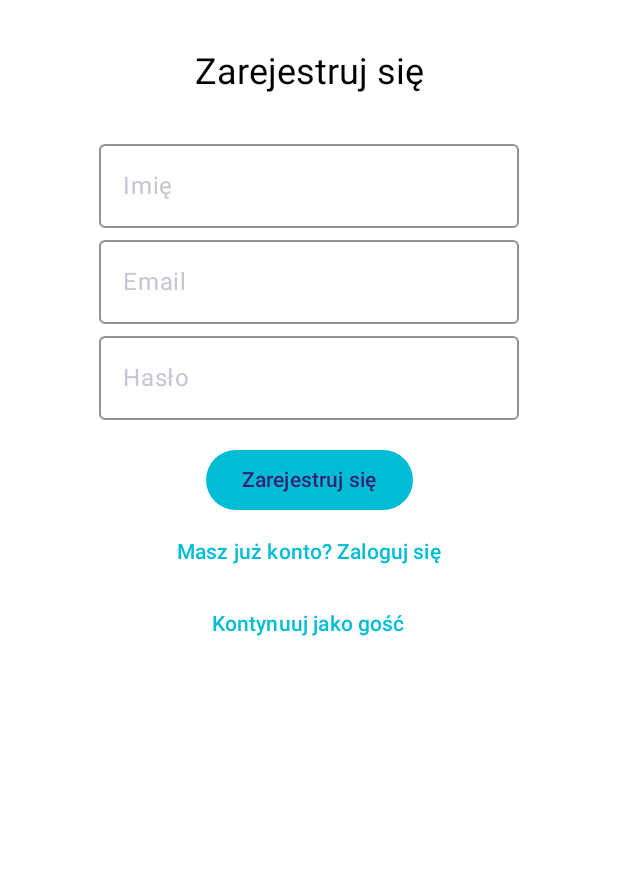
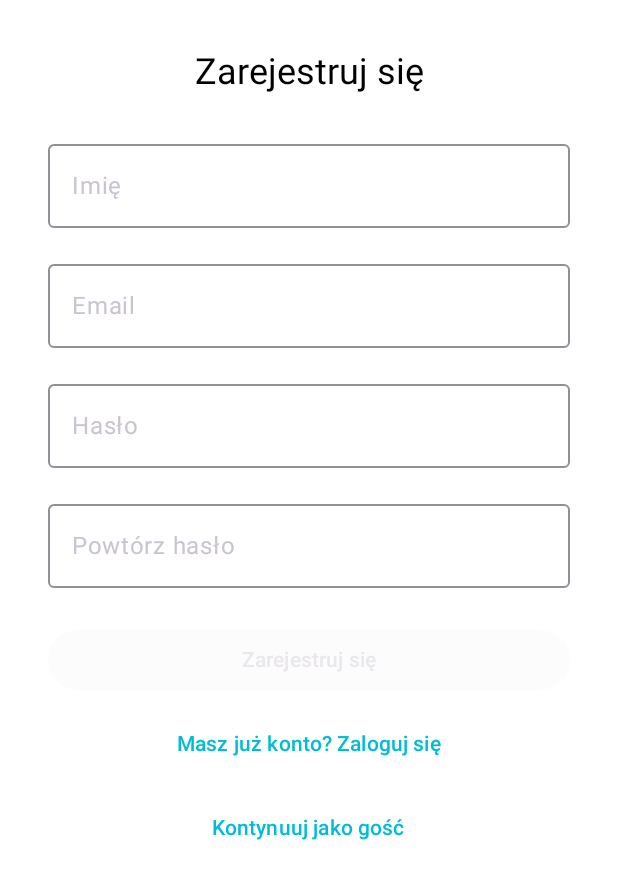
Before and after one commit to takiktoS03/PP-Multimedia, an Android app built with Jetpack Compose: the screen it shows after launch (MainActivity), after a tap on "Nie masz konta? Zarejestruj się", on a phone screen of 412 x 824 dp. Shown: the top 879 px of the screen. Run offline under Robolectric (Android 15) with nearby library versions, the phone set to English and light mode, and no system bars; our stand-ins replace Dagger/Hilt's generated code, Firebase (no records; nobody signed in at launch, a user with empty details on screens opened directly); 2 other taps on this screen came first.

Commit message:
dodanie działającej rejestracji i wraz z walidacja

```diff
--- /dev/null
+++ b/Aplikacja mobilna/app/src/main/java/com/example/multimedia/ui/login/LoginFragment.kt
@@ -0,0 +1,4 @@
+package com.example.multimedia.ui.login
+
+class LoginFragment {
+}
--- /dev/null
+++ b/Aplikacja mobilna/app/src/main/java/com/example/multimedia/ui/login/LoginViewModel.kt
@@ -0,0 +1,4 @@
+package com.example.multimedia.ui.login
+
+class LoginViewModel {
+}
--- a/Aplikacja mobilna/app/src/main/java/com/example/multimedia/ui/pages/LoginScreen.kt
+++ b/Aplikacja mobilna/app/src/main/java/com/example/multimedia/ui/pages/LoginScreen.kt
@@ -10,128 +10,191 @@ import androidx.compose.ui.text.input.PasswordVisualTransformation
 import androidx.compose.ui.unit.dp
 import com.google.firebase.auth.FirebaseAuth
 import com.google.firebase.firestore.FirebaseFirestore
-import com.google.firebase.firestore.FieldValue
-import com.google.firebase.Timestamp
-import com.google.firebase.firestore.FirebaseFirestoreSettings
+import java.security.MessageDigest
 
 @Composable
 fun LoginScreen(
     onLoginSuccess: () -> Unit,
     onContinueAsGuest: () -> Unit
 ) {
-    var email by remember { mutableStateOf("") }
-    var password by remember { mutableStateOf("") }
-    var name by remember { mutableStateOf("") }
-    var isRegistering by remember { mutableStateOf(false) }
-    var error by remember { mutableStateOf<String?>(null) }
+    var email               by remember { mutableStateOf("") }
+    var password            by remember { mutableStateOf("") }
+    var confirmPassword     by remember { mutableStateOf("") }
+    var name                by remember { mutableStateOf("") }
+    var isRegistering       by remember { mutableStateOf(false) }
+    var error               by remember { mutableStateOf<String?>(null) }
+
+    // regex imienia: zaczyna się od wielkiej, tylko litery
+    val nameRegex     = remember { "^[A-Z][a-zA-Z]*\$".toRegex() }
+    // regex hasła: min. 8 znaków, co najmniej jedna duża i jedna mała litera
+    val passwordRegex = remember { "^(?=.*[a-z])(?=.*[A-Z]).{8,}\$".toRegex() }
+
+    // walidacje
+    val isEmailValid      = remember(email)    { android.util.Patterns.EMAIL_ADDRESS.matcher(email).matches() }
+    val isNameValid       = remember(name)     { nameRegex.matches(name) }
+    val isPasswordValid   = remember(password) { passwordRegex.matches(password) }
+    val doPasswordsMatch  = remember(password, confirmPassword) { password == confirmPassword }
 
     Column(
-        modifier = Modifier
+        modifier            = Modifier
             .fillMaxSize()
             .padding(32.dp),
         verticalArrangement = Arrangement.Top,
         horizontalAlignment = Alignment.CenterHorizontally
     ) {
         Text(
-            if (isRegistering) "Zarejestruj się" else "Zaloguj się",
+            text  = if (isRegistering) "Zarejestruj się" else "Zaloguj się",
             style = MaterialTheme.typography.headlineSmall
         )
-
         Spacer(modifier = Modifier.height(24.dp))
 
         if (isRegistering) {
             OutlinedTextField(
-                value = name,
+                value     = name,
                 onValueChange = { name = it },
-                label = { Text("Imię") }
+                label     = { Text("Imię") },
+                isError   = name.isNotEmpty() && !isNameValid,
+                modifier  = Modifier.fillMaxWidth()
             )
+            if (name.isNotEmpty() && !isNameValid) {
+                Text(
+                    text  = "Imię musi zaczynać się od wielkiej litery i zawierać tylko litery",
+                    color = MaterialTheme.colorScheme.error,
+                    style = MaterialTheme.typography.bodySmall
+                )
+            }
+            Spacer(modifier = Modifier.height(16.dp))
         }
 
         OutlinedTextField(
-            value = email,
-            onValueChange = { email = it },
-            label = { Text("Email") }
+            value          = email,
+            onValueChange  = { email = it },
+            label          = { Text("Email") },
+            isError        = email.isNotEmpty() && !isEmailValid,
+            modifier       = Modifier.fillMaxWidth()
         )
+        if (email.isNotEmpty() && !isEmailValid) {
+            Text(
+                text  = "Podaj poprawny adres e-mail",
+                color = MaterialTheme.colorScheme.error,
+                style = MaterialTheme.typography.bodySmall
+            )
+        }
+        Spacer(modifier = Modifier.height(16.dp))
 
         OutlinedTextField(
-            value = password,
-            onValueChange = { password = it },
-            label = { Text("Hasło") },
-            visualTransformation = PasswordVisualTransformation()
+            value              = password,
+            onValueChange      = { password = it },
+            label              = { Text("Hasło") },
+            visualTransformation = PasswordVisualTransformation(),
+            isError            = isRegistering && password.isNotEmpty() && !isPasswordValid,
+            modifier           = Modifier.fillMaxWidth()
         )
-
+        if (isRegistering && password.isNotEmpty() && !isPasswordValid) {
+            Text(
+                text  = "Hasło musi mieć min. 8 znaków, jedną dużą i jedną małą literę",
+                color = MaterialTheme.colorScheme.error,
+                style = MaterialTheme.typography.bodySmall
+            )
+        }
         Spacer(modifier = Modifier.height(16.dp))
 
         if (isRegistering) {
-            Button(onClick = {
-                if (email.isBlank() || password.isBlank() || name.isBlank()) {
-                    error = "Wprowadź imię, email i hasło"
-                    return@Button
+            OutlinedTextField(
+                value              = confirmPassword,
+                onValueChange      = { confirmPassword = it },
+                label              = { Text("Powtórz hasło") },
+                visualTransformation = PasswordVisualTransformation(),
+                isError            = confirmPassword.isNotEmpty() && !doPasswordsMatch,
+                modifier           = Modifier.fillMaxWidth()
+            )
+            if (confirmPassword.isNotEmpty() && !doPasswordsMatch) {
+                Text(
+                    text  = "Hasła nie są identyczne",
+                    color = MaterialTheme.colorScheme.error,
+                    style = MaterialTheme.typography.bodySmall
+                )
+            }
+            Spacer(modifier = Modifier.height(24.dp))
+        } else {
+            Spacer(modifier = Modifier.height(24.dp))
         }
 
+        val canSubmit = if (isRegistering) {
+            name.isNotBlank() && isNameValid &&
+                    email.isNotBlank() && isEmailValid &&
+                    password.isNotBlank() && isPasswordValid &&
+                    confirmPassword.isNotBlank() && doPasswordsMatch
+        } else {
+            email.isNotBlank() && isEmailValid &&
+                    password.isNotBlank()
+        }
+
+        Button(
+            onClick = {
+                error = null
+                if (isRegistering) {
+                    // REJESTRACJA
                     FirebaseAuth.getInstance()
                         .createUserWithEmailAndPassword(email, password)
                         .addOnSuccessListener {
-                        val uid = FirebaseAuth.getInstance().currentUser?.uid
+                            val uid = FirebaseAuth.getInstance().currentUser?.uid.orEmpty()
                             Log.d("Register", "UID: $uid")
 
+                            // haszowanie hasła
+                            val passwordHash = hashPassword(password)
                             val userData = hashMapOf(
-                            "email" to email,
-                            "name" to name,
-                            "created_at" to FieldValue.serverTimestamp()
+                                "email"         to email,
+                                "name"          to name,
+                                "password_hash" to passwordHash
                             )
 
-                        FirebaseFirestore.getInstance("image-db")
+                            FirebaseFirestore
+                                .getInstance("image-db")
                                 .collection("users")
-                            .document(uid ?: "")
+                                .document(uid)
                                 .set(userData)
                                 .addOnSuccessListener {
-                                Log.d("Register", "Zapisano do Firestore")
                                     onLoginSuccess()
                                 }
                                 .addOnFailureListener {
-                                Log.e("Register", "Błąd zapisu do Firestore: ${it.message}")
+                                    error = "Błąd zapisu danych: ${it.message}"
                                 }
                         }
                         .addOnFailureListener {
-                        Log.e("Register", "Rejestracja nie powiodła się: ${it.message}")
+                            error = it.message
                         }
-
-            }) {
-                Text("Zarejestruj się")
-            }
-
-            TextButton(onClick = {
-                isRegistering = false
-                error = null
-            }) {
-                Text("Masz już konto? Zaloguj się")
-            }
-        }
-        else {
-            Button(onClick = {
-                if (email.isBlank() || password.isBlank()) {
-                    error = "Wprowadź email i hasło"
-                    return@Button
-                }
-
+                } else {
+                    // LOGOWANIE
                     FirebaseAuth.getInstance()
                         .signInWithEmailAndPassword(email, password)
                         .addOnSuccessListener { onLoginSuccess() }
                         .addOnFailureListener {
                             error = "Niepoprawny email lub hasło"
                         }
-            }) {
-                Text("Zaloguj się")
+                }
+            },
+            enabled  = canSubmit,
+            modifier = Modifier.fillMaxWidth()
+        ) {
+            Text(if (isRegistering) "Zarejestruj się" else "Zaloguj się")
         }
 
+        Spacer(modifier = Modifier.height(8.dp))
+
         TextButton(onClick = {
-                isRegistering = true
+            isRegistering = !isRegistering
             error = null
         }) {
-                Text("Nie masz konta? Zarejestruj się")
+            Text(
+                if (isRegistering)
+                    "Masz już konto? Zaloguj się"
+                else
+                    "Nie masz konta? Zarejestruj się"
+            )
         }
-        }
+
+        Spacer(modifier = Modifier.height(8.dp))
 
         TextButton(onClick = {
             FirebaseAuth.getInstance()
@@ -144,9 +207,16 @@ fun LoginScreen(
             Text("Kontynuuj jako gość")
         }
 
-        if (error != null) {
+        error?.let {
             Spacer(modifier = Modifier.height(12.dp))
-            Text(error!!, color = MaterialTheme.colorScheme.error)
+            Text(it, color = MaterialTheme.colorScheme.error)
         }
     }
 }
+
+// Funkcja pomocnicza do haszowania hasła SHA-256
+fun hashPassword(password: String): String {
+    val md = MessageDigest.getInstance("SHA-256")
+    val bytes = md.digest(password.toByteArray(Charsets.UTF_8))
+    return bytes.joinToString("") { "%02x".format(it) }
+}
```
Lines whose indentation alone changed are shown as unchanged.
